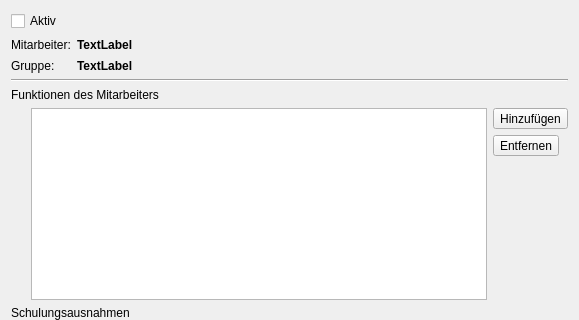
Christian-Kr/QualificationMatrix, file ui/qmemployeedetailsdialog.ui: the form before one commit; both pictures show x 0 to 579 and y 0 to 320 of the 579 by 557 pixel window.
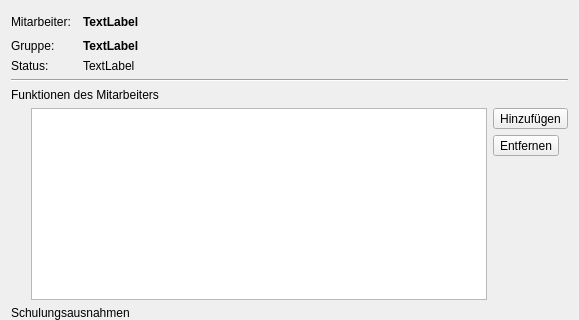
The form after the commit. Icons and pictures are not drawn.

Commit message: Update the active state of employee

The edit to the form file:
```diff
--- a/ui/qmemployeedetailsdialog.ui
+++ b/ui/qmemployeedetailsdialog.ui
@@ -14,7 +14,7 @@
    <string>Mitarbeiterdetails</string>
   </property>
   <layout class="QGridLayout" name="gridLayout">
-   <item row="4" column="0" colspan="2">
+   <item row="4" column="0" colspan="3">
     <layout class="QVBoxLayout" name="verticalLayout_2">
      <item>
       <widget class="QLabel" name="label_10">
@@ -132,7 +132,7 @@
      </item>
     </layout>
    </item>
-   <item row="1" column="1">
+   <item row="0" column="2">
     <widget class="QLabel" name="laEmployeeName">
      <property name="sizePolicy">
       <sizepolicy hsizetype="Preferred" vsizetype="Expanding">
@@ -151,28 +151,28 @@
      </property>
     </widget>
    </item>
-   <item row="1" column="0">
+   <item row="0" column="0">
     <widget class="QLabel" name="label">
      <property name="text">
       <string>Mitarbeiter:</string>
      </property>
     </widget>
    </item>
-   <item row="2" column="0">
+   <item row="1" column="0">
     <widget class="QLabel" name="label_2">
      <property name="text">
       <string>Gruppe:</string>
      </property>
     </widget>
    </item>
-   <item row="3" column="0" colspan="2">
+   <item row="3" column="0" colspan="3">
     <widget class="Line" name="line_3">
      <property name="orientation">
       <enum>Qt::Horizontal</enum>
      </property>
     </widget>
    </item>
-   <item row="2" column="1">
+   <item row="1" column="2">
     <widget class="QLabel" name="laEmployeeGroup">
      <property name="sizePolicy">
       <sizepolicy hsizetype="Expanding" vsizetype="Preferred">
@@ -191,7 +191,7 @@
      </property>
     </widget>
    </item>
-   <item row="6" column="0" colspan="2">
+   <item row="6" column="0" colspan="3">
     <widget class="QDialogButtonBox" name="buttonBox">
      <property name="orientation">
       <enum>Qt::Horizontal</enum>
@@ -201,7 +201,7 @@
      </property>
     </widget>
    </item>
-   <item row="5" column="0" colspan="2">
+   <item row="5" column="0" colspan="3">
     <layout class="QVBoxLayout" name="verticalLayout_4">
      <item>
       <widget class="QLabel" name="label_11">
@@ -328,10 +328,17 @@
      </item>
     </layout>
    </item>
-   <item row="0" column="0" colspan="2">
-    <widget class="QCheckBox" name="cbActive">
+   <item row="2" column="0">
+    <widget class="QLabel" name="label_3">
      <property name="text">
-      <string>Aktiv</string>
+      <string>Status:</string>
+     </property>
+    </widget>
+   </item>
+   <item row="2" column="2">
+    <widget class="QLabel" name="laActivated">
+     <property name="text">
+      <string>TextLabel</string>
      </property>
     </widget>
    </item>
```
The commit also changes 3 other files.
